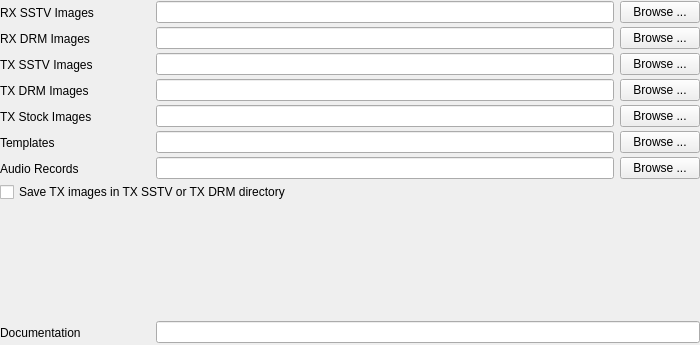
ON4QZ/QSSTV, file src/config/directoriesconfig.ui: the form before one commit.
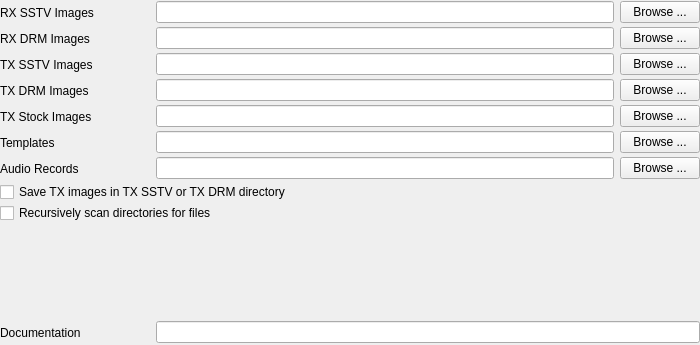
The form after the commit.

Commit message: Add option to recursively scan directories

Patch:
```diff
--- a/src/config/directoriesconfig.ui
+++ b/src/config/directoriesconfig.ui
@@ -435,6 +435,13 @@
      </property>
     </widget>
    </item>
+   <item>
+    <widget class="QCheckBox" name="recursiveScanDirscheckBox">
+     <property name="text">
+      <string>Recursively scan directories for files</string>
+     </property>
+    </widget>
+   </item>
    <item>
     <spacer name="spacer">
      <property name="orientation">
```
The commit also changes 5 other files.
